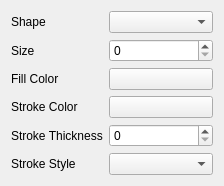
First picture: the form in dia2/widgetshaperenderer.ui, repository albertllopart/QT-Projects, before the edit.
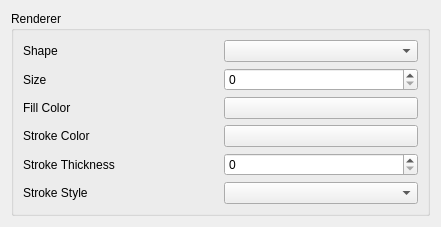
Second picture: the form after the edit.

Patch:
```diff
--- a/dia2/widgetshaperenderer.ui
+++ b/dia2/widgetshaperenderer.ui
@@ -6,22 +6,30 @@
    <rect>
     <x>0</x>
     <y>0</y>
-    <width>224</width>
-    <height>176</height>
+    <width>441</width>
+    <height>219</height>
    </rect>
   </property>
   <property name="windowTitle">
    <string>Form</string>
   </property>
   <layout class="QFormLayout" name="formLayout">
-   <item row="0" column="0">
+   <item row="0" column="0" colspan="2">
+    <widget class="QGroupBox" name="groupBox">
+     <property name="title">
+      <string>Renderer</string>
+     </property>
+     <layout class="QVBoxLayout" name="verticalLayout">
+      <item>
+       <layout class="QHBoxLayout" name="horizontalLayout">
+        <item>
     <widget class="QLabel" name="label_shape">
      <property name="text">
       <string>Shape</string>
      </property>
     </widget>
    </item>
-   <item row="0" column="1">
+        <item>
     <widget class="QComboBox" name="comboBox_shape">
      <property name="editable">
       <bool>false</bool>
@@ -34,24 +42,32 @@
      </property>
     </widget>
    </item>
-   <item row="1" column="0">
+       </layout>
+      </item>
+      <item>
+       <layout class="QHBoxLayout" name="horizontalLayout_2">
+        <item>
     <widget class="QLabel" name="label_size">
      <property name="text">
       <string>Size</string>
      </property>
     </widget>
    </item>
-   <item row="1" column="1">
+        <item>
     <widget class="QSpinBox" name="spinBox_size"/>
    </item>
-   <item row="2" column="0">
+       </layout>
+      </item>
+      <item>
+       <layout class="QHBoxLayout" name="horizontalLayout_3">
+        <item>
     <widget class="QLabel" name="label_fillColor">
      <property name="text">
       <string>Fill Color</string>
      </property>
     </widget>
    </item>
-   <item row="2" column="1">
+        <item>
     <widget class="QPushButton" name="pushButton_fillColor">
      <property name="autoFillBackground">
       <bool>true</bool>
@@ -61,14 +77,18 @@
      </property>
     </widget>
    </item>
-   <item row="3" column="0">
+       </layout>
+      </item>
+      <item>
+       <layout class="QHBoxLayout" name="horizontalLayout_4">
+        <item>
     <widget class="QLabel" name="label_strokeColor">
      <property name="text">
       <string>Stroke Color</string>
      </property>
     </widget>
    </item>
-   <item row="3" column="1">
+        <item>
     <widget class="QPushButton" name="pushButton_strokeColor">
      <property name="autoFillBackground">
       <bool>true</bool>
@@ -78,24 +98,32 @@
      </property>
     </widget>
    </item>
-   <item row="4" column="0">
+       </layout>
+      </item>
+      <item>
+       <layout class="QHBoxLayout" name="horizontalLayout_5">
+        <item>
     <widget class="QLabel" name="label_strokeThickness">
      <property name="text">
       <string>Stroke Thickness</string>
      </property>
     </widget>
    </item>
-   <item row="4" column="1">
+        <item>
     <widget class="QSpinBox" name="spinBox_strokeThickness"/>
    </item>
-   <item row="5" column="0">
+       </layout>
+      </item>
+      <item>
+       <layout class="QHBoxLayout" name="horizontalLayout_6">
+        <item>
     <widget class="QLabel" name="label_strokeStyle">
      <property name="text">
       <string>Stroke Style</string>
      </property>
     </widget>
    </item>
-   <item row="5" column="1">
+        <item>
     <widget class="QComboBox" name="comboBox_strokeStyle">
      <property name="editable">
       <bool>false</bool>
@@ -106,6 +134,11 @@
      <property name="currentIndex">
       <number>-1</number>
      </property>
+         </widget>
+        </item>
+       </layout>
+      </item>
+     </layout>
     </widget>
    </item>
   </layout>
```
Lines whose indentation alone changed are shown as unchanged.
